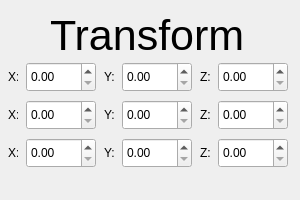
First picture: the form in Widgets/transformwidget.ui, repository NotBjoggisAtAll/Tomato-Engine, before the edit.
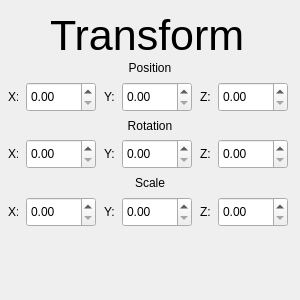
Second picture: the form after the edit.

Patch:
```diff
--- a/Widgets/transformwidget.ui
+++ b/Widgets/transformwidget.ui
@@ -7,7 +7,7 @@
     <x>0</x>
     <y>0</y>
     <width>300</width>
-    <height>200</height>
+    <height>300</height>
    </rect>
   </property>
   <property name="windowTitle">
@@ -43,10 +43,29 @@
      <x>0</x>
      <y>60</y>
      <width>301</width>
-     <height>110</height>
+     <height>167</height>
     </rect>
    </property>
    <layout class="QVBoxLayout" name="verticalLayout">
+    <item>
+     <widget class="QLabel" name="PositionLabel">
+      <property name="maximumSize">
+       <size>
+        <width>300</width>
+        <height>23</height>
+       </size>
+      </property>
+      <property name="layoutDirection">
+       <enum>Qt::LeftToRight</enum>
+      </property>
+      <property name="text">
+       <string>Position</string>
+      </property>
+      <property name="alignment">
+       <set>Qt::AlignCenter</set>
+      </property>
+     </widget>
+    </item>
     <item>
      <layout class="QHBoxLayout" name="PositionLayout">
       <property name="spacing">
@@ -183,6 +202,25 @@
       </item>
      </layout>
     </item>
+    <item>
+     <widget class="QLabel" name="RotationLabel">
+      <property name="maximumSize">
+       <size>
+        <width>300</width>
+        <height>23</height>
+       </size>
+      </property>
+      <property name="layoutDirection">
+       <enum>Qt::LeftToRight</enum>
+      </property>
+      <property name="text">
+       <string>Rotation</string>
+      </property>
+      <property name="alignment">
+       <set>Qt::AlignCenter</set>
+      </property>
+     </widget>
+    </item>
     <item>
      <layout class="QHBoxLayout" name="RotationLayout">
       <property name="spacing">
@@ -319,6 +357,25 @@
       </item>
      </layout>
     </item>
+    <item>
+     <widget class="QLabel" name="ScaleLabel">
+      <property name="maximumSize">
+       <size>
+        <width>300</width>
+        <height>23</height>
+       </size>
+      </property>
+      <property name="layoutDirection">
+       <enum>Qt::LeftToRight</enum>
+      </property>
+      <property name="text">
+       <string>Scale</string>
+      </property>
+      <property name="alignment">
+       <set>Qt::AlignCenter</set>
+      </property>
+     </widget>
+    </item>
     <item>
      <layout class="QHBoxLayout" name="ScaleLayout">
       <property name="spacing">
```
Left out of the diff: 12 changed lines with no effect on the pictures.
